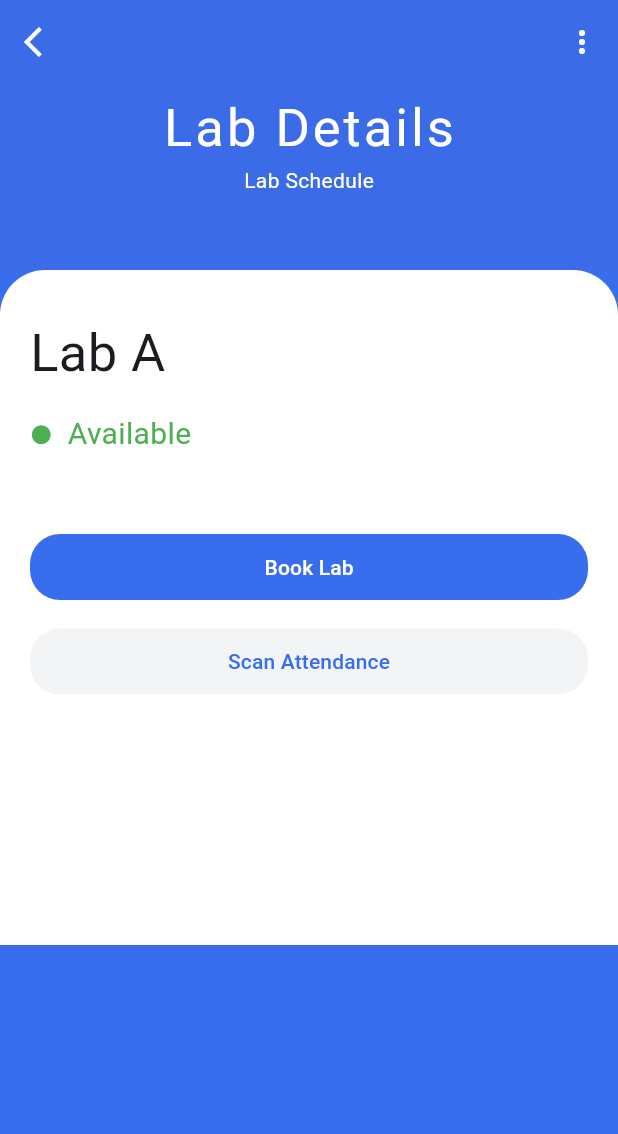
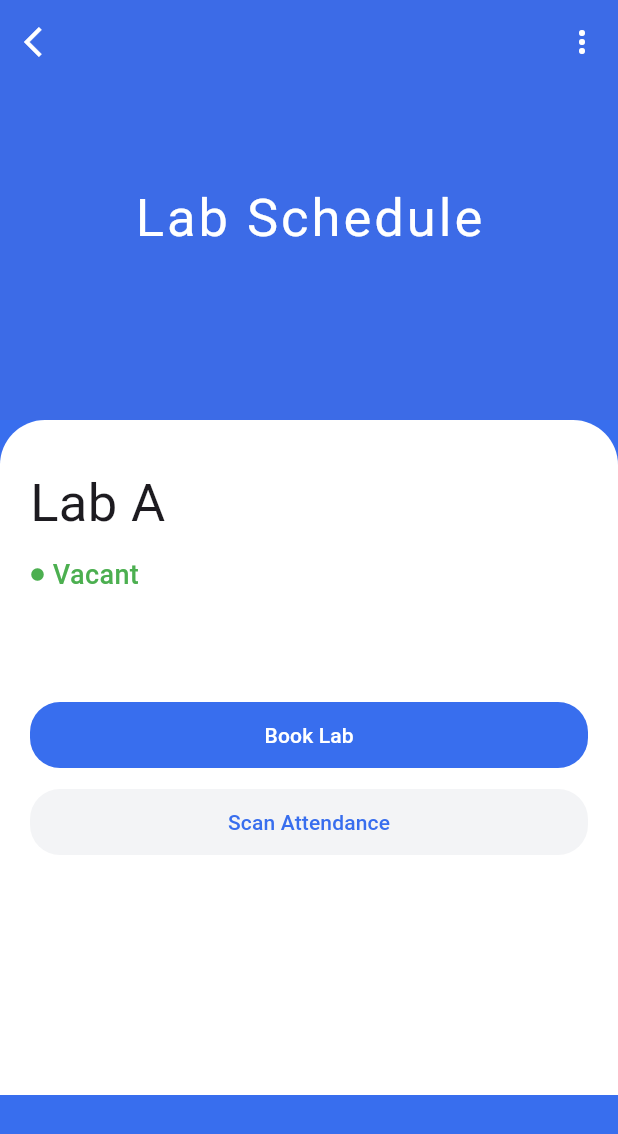
Before and after one commit to Joe6677/Reservation_app, a Flutter app: the Home screen opened by its route, after a tap on "View Details", on a phone screen of 412 x 824 dp. Shown: the top 1134 px of the screen. Run offline on Flutter 3.47's test engine with Material 3 defaults, Android fonts, the light colour scheme and no system bars.

Commit message:
8 files edited successfully

```diff
--- a/lib/Models/Tab_Model.dart
+++ b/lib/Models/Tab_Model.dart
@@ -3,12 +3,12 @@ class TabModel {
   String type;
   String date;
   String classname;
-  bool is_available;
+  bool isAvailable;
   final String instructor;
   final String from;
   final String to;
   TabModel({
-    required this.is_available,
+    required this.isAvailable,
     required this.place,
     required this.type,
     required this.date,
@@ -17,15 +17,15 @@ class TabModel {
     required this.from,
     required this.to,
   });
+}
 
-}
 final List<TabModel> allItems = [
   TabModel(
     place: 'Lab A',
     date: '16',
     type: 'Lab',
     classname: "5A",
-      is_available: true,
+    isAvailable: true,
     instructor: 'Mr. Ahmed',
     from: '08:00',
     to: '09:30',
@@ -35,7 +35,7 @@ class TabModel {
     date: '16',
     type: 'P.E.',
     classname: "5B",
-      is_available: true,
+    isAvailable: true,
     instructor: 'Coach Samir',
     from: '09:45',
     to: '10:30',
@@ -45,7 +45,7 @@ class TabModel {
     date: '16',
     type: 'Class',
     classname: "4A",
-      is_available: false,
+    isAvailable: false,
     instructor: 'Ms. Nadia',
     from: '10:45',
     to: '11:30',
@@ -55,7 +55,7 @@ class TabModel {
     date: '17',
     type: 'Lab',
     classname: "4B",
-      is_available: false,
+    isAvailable: false,
     instructor: 'Mr. Karim',
     from: '08:00',
     to: '09:00',
@@ -65,7 +65,7 @@ class TabModel {
     date: '17',
     type: 'P.E.',
     classname: "2B",
-      is_available: true,
+    isAvailable: true,
     instructor: 'Coach Hossam',
     from: '09:15',
     to: '10:00',
@@ -75,7 +75,7 @@ class TabModel {
     date: '17',
     type: 'Class',
     classname: "5A",
-      is_available: true,
+    isAvailable: true,
     instructor: 'Ms. Dina',
     from: '10:15',
     to: '11:00',
@@ -85,7 +85,7 @@ class TabModel {
     date: '18',
     type: 'P.E.',
     classname: "4A",
-      is_available: true,
+    isAvailable: true,
     instructor: 'Coach Samir',
     from: '08:30',
     to: '09:15',
@@ -95,7 +95,7 @@ class TabModel {
     date: '18',
     type: 'Lab',
     classname: "4B",
-      is_available: false,
+    isAvailable: false,
     instructor: 'Mr. Tarek',
     from: '09:30',
     to: '10:30',
@@ -105,7 +105,7 @@ class TabModel {
     date: '18',
     type: 'Lab',
     classname: "5A",
-      is_available: false,
+    isAvailable: false,
     instructor: 'Mr. Ahmed',
     from: '10:45',
     to: '11:30',
@@ -115,7 +115,7 @@ class TabModel {
     date: '19',
     type: 'Lab',
     classname: "4A",
-      is_available: true,
+    isAvailable: true,
     instructor: 'Ms. Mona',
     from: '08:00',
     to: '09:00',
@@ -125,7 +125,7 @@ class TabModel {
     date: '19',
     type: 'P.E.',
     classname: "4B",
-      is_available: true,
+    isAvailable: true,
     instructor: 'Coach Hossam',
     from: '09:15',
     to: '10:00',
@@ -135,7 +135,7 @@ class TabModel {
     date: '19',
     type: 'Lab',
     classname: "5B",
-      is_available: false,
+    isAvailable: false,
     instructor: 'Mr. Karim',
     from: '10:15',
     to: '11:00',
@@ -145,7 +145,7 @@ class TabModel {
     date: '20',
     type: 'Class',
     classname: "5B",
-      is_available: true,
+    isAvailable: true,
     instructor: 'Ms. Rania',
     from: '08:00',
     to: '08:45',
@@ -155,7 +155,7 @@ class TabModel {
     date: '20',
     type: 'Class',
     classname: "5A",
-      is_available: false,
+    isAvailable: false,
     instructor: 'Mr. Youssef',
     from: '09:00',
     to: '09:45',
@@ -165,9 +165,10 @@ class TabModel {
     date: '20',
     type: 'Class',
     classname: "2A",
-      is_available: true,
+    isAvailable: true,
     instructor: 'Ms. Nadine',
     from: '10:00',
     to: '10:45',
   ),
 ];
+List<TabModel> filteredSessions = [];
--- a/lib/Views/home_screen.dart
+++ b/lib/Views/home_screen.dart
@@ -1,7 +1,8 @@
 import 'package:flutter/material.dart';
-import 'package:smart_school_system/Models/Tab_Model.dart';
+import 'package:smart_school_system/Models/tab_model.dart';
 import 'package:smart_school_system/Views/widgets/date_container.dart';
 import 'package:smart_school_system/Views/widgets/lab.dart';
+import 'package:smart_school_system/helpers/bottom_sheet_bar.dart';
 
 class Home extends StatefulWidget {
   const Home({super.key});
@@ -62,9 +63,26 @@ class _HomeState extends State<Home> with TickerProviderStateMixin {
             fontSize: 25,
           ),
         ),
+        actions: [
+          IconButton(
+            onPressed: () async {
+              final result = await showBottomChoiceSheet(
+                context,
+                "Are you sure you want to Logout?",
+                Colors.red,
+                Color.fromARGB(255, 56, 110, 238),
+              );
+              if (result == true) {
+                await showBlockingSheet(context);
+                Navigator.pushReplacementNamed(context, "/signin");
+              }
+            },
+            icon: Icon(Icons.login_outlined, color: Colors.white, size: 25),
+          ),
+        ],
       ),
       body: Padding(
-        padding: const EdgeInsets.only(bottom: 20),
+        padding: const EdgeInsets.only(bottom: 5),
         child: Column(
           crossAxisAlignment: CrossAxisAlignment.start,
           children: [
@@ -130,7 +148,6 @@ class _HomeState extends State<Home> with TickerProviderStateMixin {
                   isScrollable: true,
                   indicator: BoxDecoration(
                     color: Color.fromARGB(255, 56, 110, 238),
-
                     borderRadius: BorderRadius.circular(10),
                   ),
                   tabAlignment: TabAlignment.center,
@@ -143,7 +160,6 @@ class _HomeState extends State<Home> with TickerProviderStateMixin {
                 ),
               ),
             ),
-            const SizedBox(height: 16),
             Expanded(
               child: Padding(
                 padding: const EdgeInsets.all(12.0),
@@ -156,10 +172,11 @@ class _HomeState extends State<Home> with TickerProviderStateMixin {
                       )
                     : ListView.separated(
                         itemCount: filteredItems.length,
-                        separatorBuilder: (_, __) => SizedBox(height: 8),
+                        separatorBuilder: (_, _) => SizedBox(height: 8),
                         itemBuilder: (context, index) {
                           final item = filteredItems[index];
                           return Lab(
+                            item: item,
                             labname: item.place,
                             from: "${item.from} AM",
                             to: "${item.to} AM",
--- a/lib/Views/instructor_lab.dart
+++ b/lib/Views/instructor_lab.dart
@@ -1,5 +1,5 @@
 import 'package:flutter/material.dart';
-import 'package:smart_school_system/Models/Tab_Model.dart';
+import 'package:smart_school_system/Models/tab_model.dart';
 
 // ignore: must_be_immutable
 class InstructorLab extends StatelessWidget {
@@ -11,7 +11,7 @@ class InstructorLab extends StatelessWidget {
     return Scaffold(
       backgroundColor: Color.fromARGB(255, 56, 110, 238),
       appBar: PreferredSize(
-        preferredSize: Size.fromHeight(180),
+        preferredSize: Size.fromHeight(280),
         child: AppBar(
           actions: [
             IconButton(
@@ -33,7 +33,7 @@ class InstructorLab extends StatelessWidget {
             children: [
               SizedBox(height: 10),
               Text(
-                "Lab Details",
+                "${item.type} Schedule",
                 style: TextStyle(
                   letterSpacing: 2,
                   color: Colors.white,
@@ -41,7 +41,6 @@ class InstructorLab extends StatelessWidget {
                   fontWeight: FontWeight.w400,
                 ),
               ),
-              Text("Lab Schedule", style: TextStyle(color: Colors.white)),
             ],
           ),
           elevation: 4,
@@ -61,91 +60,52 @@ class InstructorLab extends StatelessWidget {
           padding: const EdgeInsets.symmetric(horizontal: 20, vertical: 30),
           child: Column(
             crossAxisAlignment: CrossAxisAlignment.start,
-            spacing: 15,
             children: [
-              Text(
-                item.place,
-                style: TextStyle(fontSize: 35, fontWeight: FontWeight.w400),
-              ),
+              item.type == "Class"
+                  ? Row(
+                      children: [
+                        Text(
+                          "${item.type} ${item.place}",
+                          style: TextStyle(
+                            fontSize: 35,
+                            fontWeight: FontWeight.w400,
+                          ),
+                        ),
+                      ],
+                    )
+                  : Text(
+                      item.place,
+                      style: TextStyle(
+                        fontSize: 35,
+                        fontWeight: FontWeight.w400,
+                      ),
+                    ),
+              SizedBox(height: 10),
               Row(
                 children: [
-                  item.is_available == true
-                      ? Icon(Icons.circle, size: 15, color: Colors.green)
-                      : Icon(Icons.circle, size: 15, color: Colors.red),
-                  SizedBox(width: 10),
+                  Icon(
+                    Icons.circle,
+                    color: item.isAvailable == true ? Colors.green : Colors.red,
+                    size: 10,
+                  ),
+                  SizedBox(width: 5),
                   Text(
-                    item.is_available == true ? "Available" : "Occupied",
-                    style: TextStyle(
-                      fontSize: 20,
-                      fontWeight: FontWeight.w400,
-                      color: item.is_available == true
-                          ? Colors.green
-                          : Colors.red,
-                    ),
+                    item.isAvailable == true ? "Vacant" : "Occupied",
+                    style: item.isAvailable == true
+                        ? TextStyle(
+                            color: Colors.green,
+                            fontWeight: FontWeight.w500,
+                            fontSize: 18,
+                          )
+                        : TextStyle(
+                            color: Colors.red,
+                            fontWeight: FontWeight.w500,
+                            fontSize: 18,
+                          ),
                   ),
                 ],
               ),
-              item.is_available == true
-                  ? SizedBox()
-                  : Column(
-                      children: [
-                        Row(
-                          children: [
-                            Icon(
-                              Icons.access_time_sharp,
-                              color: Colors.grey,
-                              size: 25,
-                            ),
-                            SizedBox(width: 10),
-                            Text(
-                              "${item.from} AM -"
-                              " ${item.to} AM",
-                              style: TextStyle(
-                                fontSize: 20,
-                                fontWeight: FontWeight.w400,
-                              ),
-                            ),
-                          ],
-                        ),
-                        SizedBox(height: 15),
-                        Row(
-                          children: [
-                            Icon(
-                              Icons.person_outline,
-                              color: Colors.grey,
-                              size: 25,
-                            ),
-                            SizedBox(width: 10),
-                            Text(
-                              item.instructor,
-                              style: TextStyle(
-                                fontSize: 20,
-                                fontWeight: FontWeight.w400,
-                              ),
-                            ),
-                          ],
-                        ),
-                        SizedBox(height: 15),
-                        Row(
-                          children: [
-                            Icon(
-                              Icons.people_outline,
-                              color: Colors.grey,
-                              size: 25,
-                            ),
-                            SizedBox(width: 10),
-                            Text(
-                              item.classname,
-                              style: TextStyle(
-                                fontSize: 20,
-                                fontWeight: FontWeight.w400,
-                              ),
-                            ),
-                          ],
-                        ),
-                      ],
-                    ),
-              SizedBox(height: 5),
+              SizedBox(height: 70),
               SizedBox(
                 width: double.infinity,
                 child: TextButton(
@@ -163,6 +123,7 @@ class InstructorLab extends StatelessWidget {
                   ),
                 ),
               ),
+              SizedBox(height: 10),
               SizedBox(
                 width: double.infinity,
                 child: TextButton(
--- a/lib/Views/widgets/lab.dart
+++ b/lib/Views/widgets/lab.dart
@@ -1,11 +1,11 @@
 import 'package:flutter/material.dart';
-import 'package:smart_school_system/Models/Tab_Model.dart';
+import 'package:smart_school_system/Models/tab_model.dart';
 import 'package:smart_school_system/Views/instructor_lab.dart';
 import 'package:smart_school_system/Views/student_lab.dart';
 import 'package:smart_school_system/Views/widgets/role_container.dart';
 
 // ignore: must_be_immutable
-class Lab extends StatelessWidget {
+class Lab extends StatefulWidget {
   Lab({
     super.key,
     required this.labname,
@@ -14,19 +14,27 @@ class Lab extends StatelessWidget {
     required this.instructor,
     required this.classname,
     required this.t,
+    required this.item,
   });
+  TabModel item;
   String labname;
   String from;
   String to;
   String instructor;
   String classname;
   TabModel t;
+
+  @override
+  State<Lab> createState() => _LabState();
+}
+
+class _LabState extends State<Lab> {
   @override
   Widget build(BuildContext context) {
     return Padding(
       padding: EdgeInsets.only(left: 15, right: 15, bottom: 15),
       child: Container(
-        height: 231,
+        height: selection == "Student" ? 150 : 231,
         decoration: BoxDecoration(
           borderRadius: BorderRadius.circular(10),
           border: Border(
@@ -44,17 +52,52 @@ class Lab extends StatelessWidget {
             child: Column(
               crossAxisAlignment: CrossAxisAlignment.start,
               children: [
+                Row(
+                  mainAxisAlignment: MainAxisAlignment.spaceBetween,
+                  children: [
                     Text(
-                  labname,
-                  style: TextStyle(fontWeight: FontWeight.bold, fontSize: 20),
+                      widget.labname,
+                      style: TextStyle(
+                        fontWeight: FontWeight.bold,
+                        fontSize: 20,
+                      ),
+                    ),
+                    Row(
+                      children: [
+                        widget.item.isAvailable == true
+                            ? Icon(Icons.circle, size: 10, color: Colors.green)
+                            : Icon(Icons.circle, size: 10, color: Colors.red),
+                        SizedBox(width: 5),
+                        Text(
+                          widget.item.isAvailable == true
+                              ? "Vacant"
+                              : "Occupied",
+                          style: TextStyle(
+                            fontSize: 15,
+                            fontWeight: FontWeight.w400,
+                            color: widget.item.isAvailable == true
+                                ? Colors.green
+                                : Colors.red,
+                          ),
+                        ),
+                      ],
+                    ),
+                  ],
                 ),
                 SizedBox(height: 10),
+                selection == "Student"
+                    ? SizedBox(height: 0)
+                    : Column(
+                        children: [
                           Row(
                             children: [
-                    Icon(Icons.watch_later_outlined, color: Color(0xFF4c5664)),
+                              Icon(
+                                Icons.watch_later_outlined,
+                                color: Color(0xFF4c5664),
+                              ),
                               SizedBox(width: 10),
                               Text(
-                      "$from : $to",
+                                "${widget.from} : ${widget.to}",
                                 style: TextStyle(
                                   fontWeight: FontWeight.w600,
                                   color: Color(0xFF4c5664),
@@ -71,7 +114,7 @@ class Lab extends StatelessWidget {
                               ),
                               SizedBox(width: 10),
                               Text(
-                      instructor,
+                                widget.instructor,
                                 style: TextStyle(
                                   fontWeight: FontWeight.w600,
                                   color: Color(0xFF4c5664),
@@ -88,11 +131,13 @@ class Lab extends StatelessWidget {
                               ),
                               SizedBox(width: 10),
                               Text(
-                      "Class : $classname",
+                                "Class : ${widget.classname}",
                                 style: TextStyle(
                                   fontWeight: FontWeight.w600,
                                   color: Color.fromARGB(255, 56, 110, 238),
                                 ),
+                              ),
+                            ],
                           ),
                         ],
                       ),
@@ -105,14 +150,14 @@ class Lab extends StatelessWidget {
                         Navigator.push(
                           context,
                           MaterialPageRoute(
-                            builder: (context) => StudentLab(item: t),
+                            builder: (context) => StudentLab(item: widget.t),
                           ),
                         );
                       } else {
                         Navigator.push(
                           context,
                           MaterialPageRoute(
-                            builder: (context) => InstructorLab(item: t),
+                            builder: (context) => InstructorLab(item: widget.t),
                           ),
                         );
                       }
--- a/lib/main.dart
+++ b/lib/main.dart
@@ -1,8 +1,8 @@
 import 'package:flutter/material.dart';
 import 'package:smart_school_system/Views/home_screen.dart';
+import 'package:smart_school_system/Views/splash_screen.dart';
 import 'package:smart_school_system/Views/role_screen.dart';
 import 'package:smart_school_system/Views/sign_in_screen.dart';
-import 'package:smart_school_system/Views/splash_screen.dart';
 
 void main() {
   runApp(const MyApp());
@@ -10,7 +10,6 @@ void main() {
 
 class MyApp extends StatelessWidget {
   const MyApp({super.key});
-
   @override
   Widget build(BuildContext context) {
     return MaterialApp(
```
Also changed, not shown: lib/Views/sign_in_screen.dart (+3 -20 lines), lib/Views/student_lab.dart (+60 -77 lines), lib/helpers/bottom_sheet_bar.dart (added, +114 -0 lines). Lines whose indentation alone changed are shown as unchanged.
